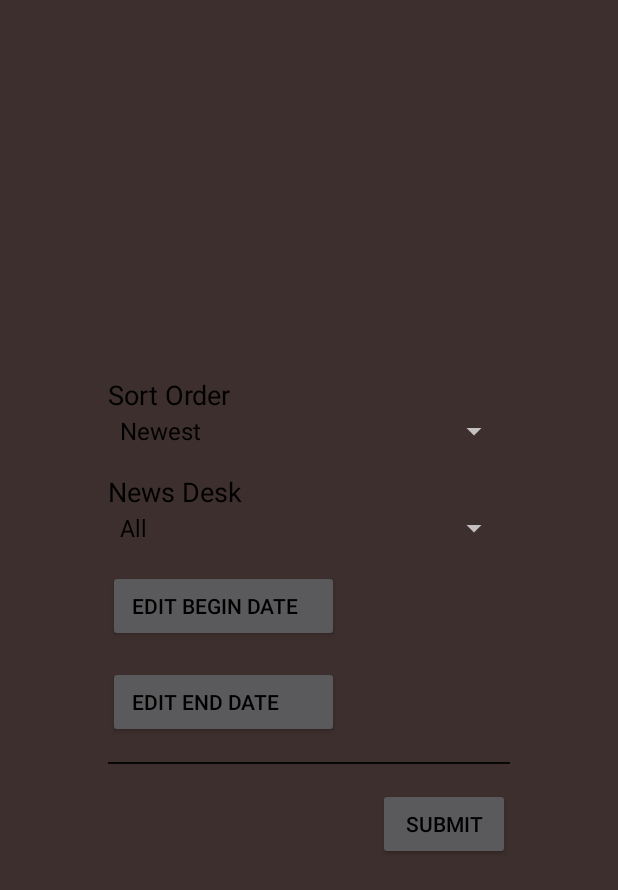
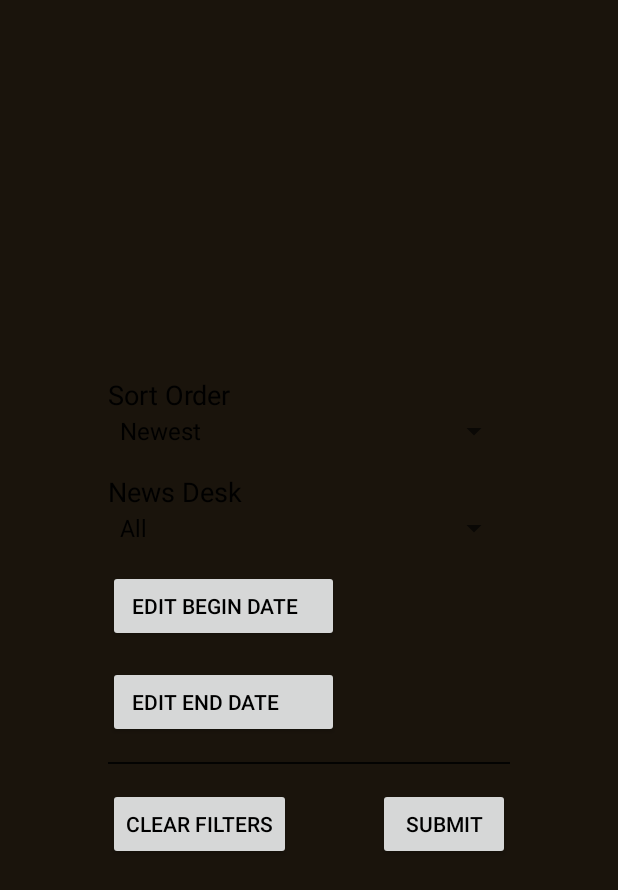
Before and after one commit to ewilden/Articles-Confederated, an Android app: the layout fragment_edit_name.xml on its own in the app's theme, with its tools: preview values and no code run, on a phone screen of 412 x 824 dp. Shown: the top 890 px of the screen. Run offline under Robolectric (Android 15) with nearby library versions, the phone set to English and light mode, and no system bars.

Commit message:
More formatting

```diff
--- a/app/src/main/AndroidManifest.xml
+++ b/app/src/main/AndroidManifest.xml
@@ -14,7 +14,9 @@
             android:name=".SearchActivity"
             android:label="@string/app_name"
             android:theme="@style/AppTheme.NoActionBar"
-            android:configChanges="orientation|screenSize">
+            android:configChanges="orientation|screenSize"
+            android:screenOrientation="portrait"
+            >
 
             <intent-filter>
                 <action android:name="android.intent.action.MAIN" />
--- a/app/src/main/java/com/codepath/nytimessearch/ArticleAdapter.java
+++ b/app/src/main/java/com/codepath/nytimessearch/ArticleAdapter.java
@@ -71,9 +71,13 @@ public class ArticleAdapter extends RecyclerView.Adapter<ArticleAdapter.ViewHold
 
         // Populate thumbnail image
         String thumbUrl = article.getThumbNail();
+
+
+
         Context c = holder.ivImage.getContext();
+
             Glide.with(c).load(thumbUrl).//placeholder(R.drawable.placeholder_thumbnail).
-                    error(R.drawable.placeholder_thumbnail).
+                    error(R.drawable.iconmonstr_file_26_72).
                     bitmapTransform(new CropCircleTransformation(c))
                                         .into(holder.ivImage);
     }
--- a/app/src/main/java/com/codepath/nytimessearch/FilterFragment.java
+++ b/app/src/main/java/com/codepath/nytimessearch/FilterFragment.java
@@ -45,8 +45,6 @@ public class FilterFragment extends DialogFragment {
      * Use this factory method to create a new instance of
      * this fragment using the provided parameters.
      *
-     * @param param1 Parameter 1.
-     * @param param2 Parameter 2.
      * @return A new instance of fragment FilterFragment.
      */
     // TODO: Rename and change types and number of parameters
--- a/app/src/main/java/com/codepath/nytimessearch/SearchActivity.java
+++ b/app/src/main/java/com/codepath/nytimessearch/SearchActivity.java
@@ -143,9 +143,10 @@ public class SearchActivity extends AppCompatActivity implements FilterDialogFra
         int id = item.getItemId();
 
         //noinspection SimplifiableIfStatement
+        /*
         if (id == R.id.action_settings) {
             return true;
-        }
+        }*/
 
         return super.onOptionsItemSelected(item);
     }
--- a/app/src/main/res/drawable/solid_color_shape.xml
+++ b/app/src/main/res/drawable/solid_color_shape.xml
@@ -1,7 +1,7 @@
 <?xml version="1.0" encoding="utf-8"?>
 <shape xmlns:android="http://schemas.android.com/apk/res/android"
     android:shape="rectangle" >
-    <corners android:radius="4dp" />
+    <corners android:radius="1dp" />
     <stroke android:width="4dp" android:color="@color/textBorder" />
     <solid android:color="@color/textBackground"/>
     <padding android:left="20dp" android:top="20dp"
--- a/app/src/main/res/layout/activity_article.xml
+++ b/app/src/main/res/layout/activity_article.xml
@@ -6,7 +6,7 @@
     android:layout_height="match_parent"
     android:fitsSystemWindows="true"
     tools:context="com.codepath.nytimessearch.ArticleActivity"
-    android:theme="@style/AppTheme.NotSearch">
+    android:background="@android:color/background_light">
 
     <android.support.design.widget.AppBarLayout
         android:layout_width="match_parent"
--- a/app/src/main/res/layout/fragment_edit_name.xml
+++ b/app/src/main/res/layout/fragment_edit_name.xml
@@ -6,7 +6,8 @@
     android:minWidth="300dp"
     android:minHeight="300dp"
     android:padding="16dp"
-    android:layout_gravity="center" android:orientation="vertical"  >
+    android:layout_gravity="center" android:orientation="vertical"
+    android:theme="@style/AppTheme.NotSearch">
 
     <TextView
         android:layout_width="wrap_content"
@@ -35,8 +36,6 @@
         android:id="@+id/spNewsDesk"
         android:entries="@array/news_desk_array"/>
 
-
-
     <Button
         android:layout_width="154sp"
         android:layout_height="wrap_content"
@@ -62,14 +61,29 @@
         android:layout_marginTop="16sp"
         ></View>
 
+    <RelativeLayout
+        android:layout_width="match_parent"
+        android:layout_height="wrap_content"
+        android:layout_marginTop="16sp">
+        <Button
+            android:layout_width="wrap_content"
+            android:layout_height="wrap_content"
+            android:text="@string/submit"
+            android:id="@+id/btnSubmit"
+            android:layout_alignParentRight="true"
+            android:layout_alignParentEnd="true"
 
-    <Button
-        android:layout_width="wrap_content"
-        android:layout_height="wrap_content"
-        android:text="@string/submit"
-        android:id="@+id/btnSubmit"
-        android:layout_gravity="right"
-        android:layout_marginTop="16sp"/>
+            />
+        <Button
+            android:layout_width="wrap_content"
+            android:layout_height="wrap_content"
+            android:text="@string/clear_filters"
+            android:id="@+id/btnClear"
+            android:layout_alignParentLeft="true"
+            android:layout_alignParentStart="true"
+
+            />
+    </RelativeLayout>
 
 
 </LinearLayout>
--- a/app/src/main/res/layout/item_article_result.xml
+++ b/app/src/main/res/layout/item_article_result.xml
@@ -4,6 +4,7 @@
     android:layout_height="wrap_content"
     android:layout_margin="10dp"
     android:background="@drawable/solid_color_shape"
+    android:elevation="10dp"
     >
 
     <ImageView
--- a/app/src/main/res/menu/menu_search.xml
+++ b/app/src/main/res/menu/menu_search.xml
@@ -18,9 +18,11 @@
         android:onClick="onFilter"
         />
 
+    <!--
     <item
         android:id="@+id/action_settings"
         android:orderInCategory="100"
         android:title="@string/action_settings"
         app:showAsAction="never" />
+        -->
 </menu>
--- a/app/src/main/res/values/colors.xml
+++ b/app/src/main/res/values/colors.xml
@@ -9,11 +9,12 @@
     <color name="textBorder">#FFFFFF</color>
     -->
 
-    <color name="colorPrimary">#9E5E02</color>
+    <color name="colorPrimary">#3E4A4A</color>
     <!--<color name="colorPrimary">#3D2F2D</color>-->
-    <color name="colorPrimaryDark">#3D2F2D</color>
+    <color name="colorPrimaryDark">#1A140C</color>
     <!--<color name="colorPrimaryDark">#9E5E02</color>-->
-    <color name="colorAccent">#658584</color>
+    <!--<color name="colorAccent">#658584</color>-->
+    <color name="colorAccent">#C2CBCE</color>
     <color name="deepBackground">#F5F2BC</color>
     <color name="textBackground">#FFFFFF</color>
     <color name="textBorder">@color/textBackground</color>
--- a/app/src/main/res/values/strings.xml
+++ b/app/src/main/res/values/strings.xml
@@ -15,6 +15,7 @@
     <string name="edit_end_date">Edit End Date</string>
     <string name="submit">Submit</string>
     <string name="share">Share</string>
+    <string name="clear_filters">Clear Filters</string>
 
     <string-array name="sort_array">
         <item>Newest</item>
@@ -27,5 +28,6 @@
         <item>Wireless Living</item>
         <item>Booming</item>
         <item>Teens</item>
+        <item>Fashion &amp; Style</item>
     </string-array>
 </resources>
--- a/app/src/main/res/values/styles.xml
+++ b/app/src/main/res/values/styles.xml
@@ -1,7 +1,7 @@
 <resources>
 
     <!-- Base application theme. -->
-    <style name="AppTheme" parent="Theme.AppCompat">
+    <style name="AppTheme" parent="Theme.AppCompat.Light.DarkActionBar">
     <!--<style name="AppTheme" parent="Theme.AppCompat.Light.NoActionBar">-->
         <!-- Customize your theme here. -->
         <item name="colorPrimary">@color/colorPrimary</item>
@@ -13,7 +13,7 @@
     </style>
 
     <style name="AppTheme.NotSearch">
-        <item name="android:windowBackground">@android:color/background_light</item>
+
     </style>
 
     <style name="AppTheme.NoActionBar">
@@ -32,4 +32,5 @@
 
 
 
+
 </resources>
```
Also changed, not shown: app/src/main/java/com/codepath/nytimessearch/FilterDialogFragment.java (+17 -2 lines), app/src/main/res/menu/menu_article.xml (+5 -5 lines), app/src/main/res/drawable-hdpi/ic_file_placeholder.png (added), app/src/main/res/drawable-mdpi/ic_file_placeholder.png (added), app/src/main/res/drawable-xhdpi/ic_file_placeholder.png (added), app/src/main/res/drawable-xxhdpi/ic_file_placeholder.png (added), app/src/main/res/drawable/iconmonstr_file_26_240.png (added), app/src/main/res/drawable/iconmonstr_file_26_72.png (added).
